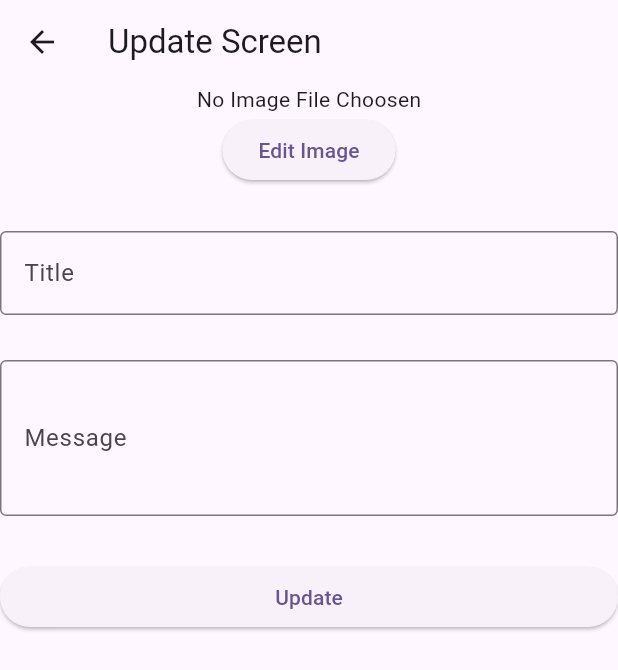
After one commit to SaiLalithNaidu/cilent_app, a Flutter app: the EditScreen screen opened directly, after a tap on "Edit Image", on a phone screen of 412 x 824 dp. The commit adds this screen. Shown: the top 670 px of the screen. Run offline on Flutter 3.47's test engine with Material 3 defaults, Android fonts, the phone set to English and light mode, and no system bars; our stand-ins replace cloud_firestore, dropdown_button2, firebase_auth, firebase_core, firebase_storage, fluttertoast and 2 more; missing offline and left inert: firebase_app_check, otp_text_field_v2; accounts and stored records are empty; generated files the repository leaves out were written again.

Commit message:
Update feture completed

```diff
--- /dev/null
+++ b/lib/Pages/Edit_status._screendart.dart
@@ -0,0 +1,217 @@
+import 'dart:io';
+
+import 'package:cloud_firestore/cloud_firestore.dart';
+import 'package:firebase_storage/firebase_storage.dart';
+import 'package:flutter/material.dart';
+import 'package:fluttertoast/fluttertoast.dart';
+import 'package:image_picker/image_picker.dart';
+
+import '../modal/editModel.dart';
+
+class EditScreen extends StatefulWidget {
+  final String? title;
+  final String? description;
+  final String? imageUrl;
+  final String? docId;
+
+  const EditScreen(
+      {Key? key, this.docId, this.title, this.description, this.imageUrl})
+      : super(key: key);
+
+  @override
+  State<EditScreen> createState() => EditScreenState();
+}
+
+class EditScreenState extends State<EditScreen> {
+  bool isLoading = false;
+  File? _editImage;
+  String? _newImageUrl;
+  TextEditingController editTittle = TextEditingController();
+  TextEditingController editedDescription = TextEditingController();
+  String? _descrption;
+
+  @override
+  void initState() {
+    super.initState();
+    // Initialize the text controllers with received values
+    editTittle.text = widget.title ?? '';
+    editedDescription.text = widget.description ?? '';
+  }
+
+  @override
+  Widget build(BuildContext context) {
+    return Scaffold(
+      appBar: AppBar(
+        title: Text("Update Screen"),
+      ),
+      body: SingleChildScrollView(
+          child: Center(
+        child: Column(
+          children: [
+            widget.imageUrl == null
+                ? Text("No Image File Choosen")
+                : Image.network(
+                    _newImageUrl ?? widget.imageUrl!,
+                    width: 350,
+                    height: 200,
+                  ),
+            if (isLoading)
+              Positioned.fill(
+                child: Container(
+                  color: Colors.black.withOpacity(0.5),
+                  child: const Center(
+                    child: CircularProgressIndicator(),
+                  ),
+                ),
+              ),
+            ElevatedButton(
+                onPressed: () {
+                  editImage();
+                },
+                child: const Text("Edit Image")),
+            const SizedBox(
+              height: 30,
+            ),
+            TextField(
+              controller: editTittle,
+              decoration: const InputDecoration(
+                  hintText: "Enter Title",
+                  labelText: "Title",
+                  border: OutlineInputBorder()),
+            ),
+            const SizedBox(
+              height: 30,
+            ),
+            TextField(
+              controller: editedDescription,
+              minLines: 3,
+              maxLines: 6,
+              decoration: const InputDecoration(
+                  hintText: "Message",
+                  labelText: "Message",
+                  border: OutlineInputBorder()),
+            ),
+            const SizedBox(
+              height: 30,
+            ),
+            Container(
+              width: double.infinity,
+              child: ElevatedButton(
+                  onPressed: () {
+                    uploadImage();
+                    uploadStatus();
+                  },
+                  child: Text("Update")),
+            )
+          ],
+        ),
+      )
+          // Provide a child widget when not loading
+          ),
+    );
+  }
+
+  Future<dynamic> editImage() async {
+    // Use try-catch to handle any errors during image picking
+    try {
+      final XFile? pickedImage =
+          await ImagePicker().pickImage(source: ImageSource.gallery);
+      if (pickedImage != null) {
+        setState(() {
+          _editImage = File(pickedImage.path); // Convert XFile to File
+          _newImageUrl = null;
+        });
+
+        // Show the picked image in the UI
+        _newImageUrl =
+            await uploadImage(); // Update _newImageUrl with the new image URL
+      } else {
+        // Handle the case when no image is picked
+        print('No image selected.');
+      }
+    } catch (e) {
+      // Handle errors here
+      print('Error picking image: $e');
+    }
+  }
+
+  Future<dynamic> uploadImage() async {
+    try {
+      setState(() {
+        isLoading = true;
+      });
+
+      FirebaseStorage storage = FirebaseStorage.instance;
+      Reference storageRef = storage.ref().child("Statuses");
+      TaskSnapshot snapshot = await storageRef
+          .child("Images" + DateTime.now().toIso8601String())
+          .putFile(_editImage!);
+
+      String downloadURL = await snapshot.ref.getDownloadURL();
+      print("Download URL: $downloadURL");
+
+      Fluttertoast.showToast(
+        msg: "Image uploaded successfully",
+        timeInSecForIosWeb: 1,
+        backgroundColor: Colors.black54,
+        textColor: Colors.white,
+        fontSize: 16.0,
+      );
+
+      return downloadURL;
+    } catch (e) {
+      // Handle errors here
+      print('Error uploading image: $e');
+      throw e; // Rethrow the error to propagate it to the caller
+    } finally {
+      setState(() {
+        isLoading = false;
+      });
+    }
+  }
+
+  Future<dynamic> uploadStatus() async {
+    setState(() {
+      isLoading = true;
+    });
+
+    try {
+      var mainImageUrl = await uploadImage();
+      // Use widget.imageUrl to access the passed imageUrl
+      EditedModelStatus sampleObj = new EditedModelStatus(
+        widget.docId,
+        _newImageUrl ?? widget.imageUrl ?? '',
+        editTittle.text,
+        editedDescription.text,
+      );
+      await FirebaseFirestore.instance
+          .collection("statuses")
+          .doc(sampleObj.docId)
+          .update(sampleObj.toMap());
+
+      Navigator.pop(context);
+
+      Fluttertoast.showToast(
+        msg: "Status uploaded successfully",
+        timeInSecForIosWeb: 1,
+        backgroundColor: Colors.black54,
+        textColor: Colors.white,
+        fontSize: 16.0,
+      );
+    } catch (e) {
+      // Handle errors here
+      print('Error uploading status: $e');
+      Fluttertoast.showToast(
+        msg: "Error uploading status: $e",
+        timeInSecForIosWeb: 1,
+        backgroundColor: Colors.red,
+        textColor: Colors.white,
+        fontSize: 16.0,
+      );
+    } finally {
+      setState(() {
+        isLoading = false;
+      });
+    }
+  }
+}
--- a/lib/Pages/picImageSCreen.dart
+++ b/lib/Pages/picImageSCreen.dart
@@ -45,7 +45,7 @@ class _PickImageState extends State<PickImage> {
                     ),
                     TextField(
                       controller: titleInput,
-                      decoration: InputDecoration(
+                      decoration: const InputDecoration(
                           hintText: "Enter Title",
                           labelText: "Title",
                           border: OutlineInputBorder()),
--- /dev/null
+++ b/lib/modal/editModel.dart
@@ -0,0 +1,17 @@
+class EditedModelStatus {
+  String? docId;
+  late String imageUrl;
+  String title;
+  String descriptionOrMessage;
+
+  EditedModelStatus(
+      this.docId, this.imageUrl, this.title, this.descriptionOrMessage);
+  Map<String, dynamic> toMap() {
+    return {
+      'docId': docId,
+      'imageUrl': imageUrl,
+      'title': title,
+      'descriptionOrMessage': descriptionOrMessage,
+    };
+  }
+}
```
